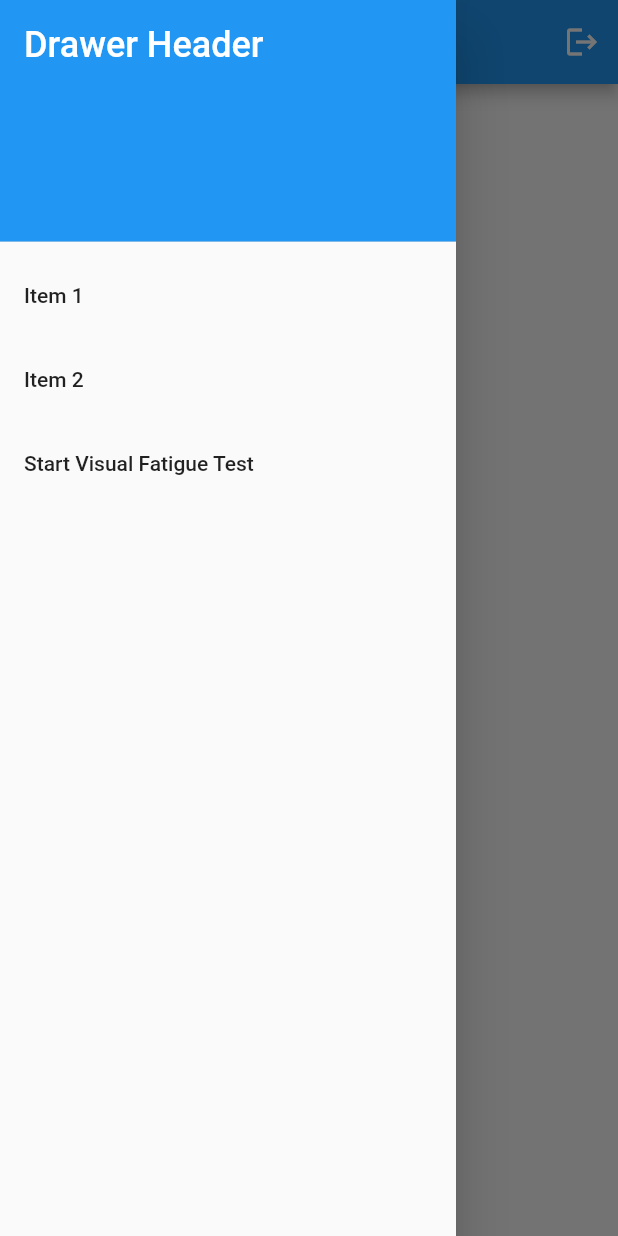
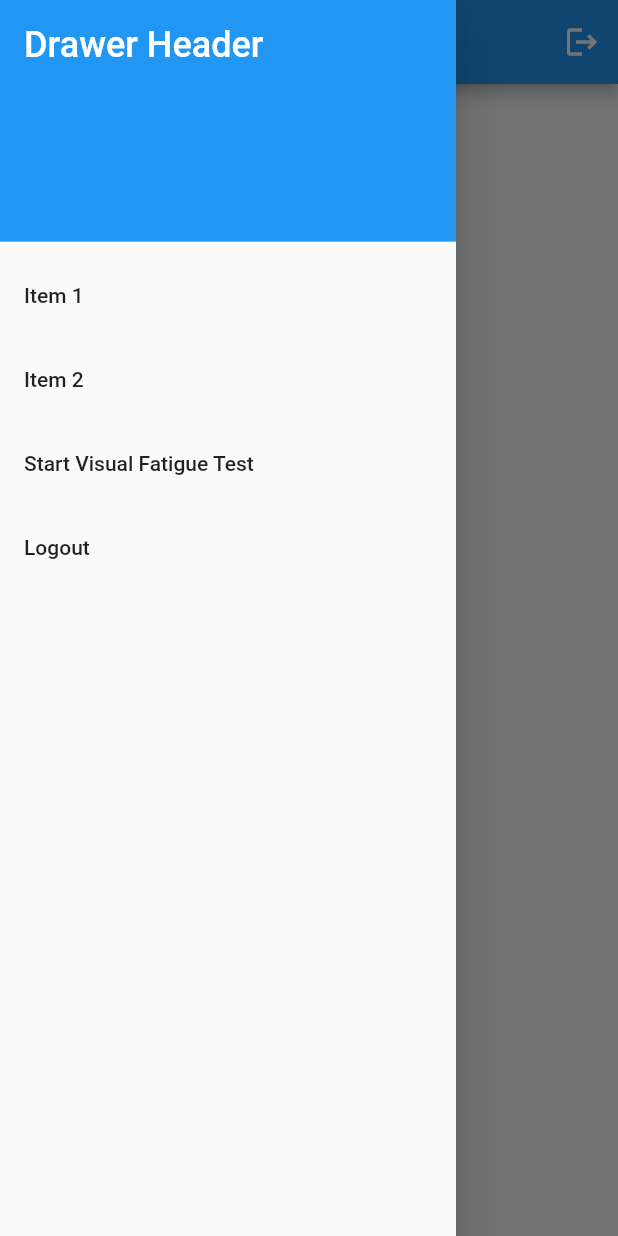
Before and after one commit to OmeshSachethana/SPM_Project, a Flutter app: the screen it shows once a user with an empty profile is signed in, with the side drawer open, on a phone screen of 412 x 824 dp. Run offline on Flutter 3.47's test engine with Material 2 defaults, Android fonts, the light colour scheme and no system bars; our stand-ins replace camera, firebase_auth, firebase_core; accounts and stored records are empty.

Commit message:
added logout to side drawer

```diff
--- a/lib/pages/home_page.dart
+++ b/lib/pages/home_page.dart
@@ -22,16 +22,16 @@ class HomePage extends StatelessWidget {
         actions: [
           IconButton(
             onPressed: signUserOut,
-            icon: const Icon(Icons.logout),
+            icon: Icon(Icons.logout),
           )
         ],
-        title: const Text('Your App Title'),
+        title: Text('Your App Title'),
       ),
       drawer: Drawer(
         child: ListView(
           padding: EdgeInsets.zero,
           children: <Widget>[
-            const DrawerHeader(
+            DrawerHeader(
               decoration: BoxDecoration(
                 color: Colors.blue,
               ),
@@ -44,19 +44,19 @@ class HomePage extends StatelessWidget {
               ),
             ),
             ListTile(
-              title: const Text('Item 1'),
+              title: Text('Item 1'),
               onTap: () {
                 // Add your logic for when Item 1 is tapped
               },
             ),
             ListTile(
-              title: const Text('Item 2'),
+              title: Text('Item 2'),
               onTap: () {
                 // Add your logic for when Item 2 is tapped
               },
             ),
             ListTile(
-              title: const Text('Start Visual Fatigue Test'),
+              title: Text('Start Visual Fatigue Test'),
               onTap: () {
                 Navigator.push(
                   context,
@@ -67,6 +67,10 @@ class HomePage extends StatelessWidget {
                   ),
                 );
               },
+            ),
+            ListTile(
+              title: Text('Logout'),
+              onTap: signUserOut,
             ),
             // Add more ListTile items as needed
           ],
```
